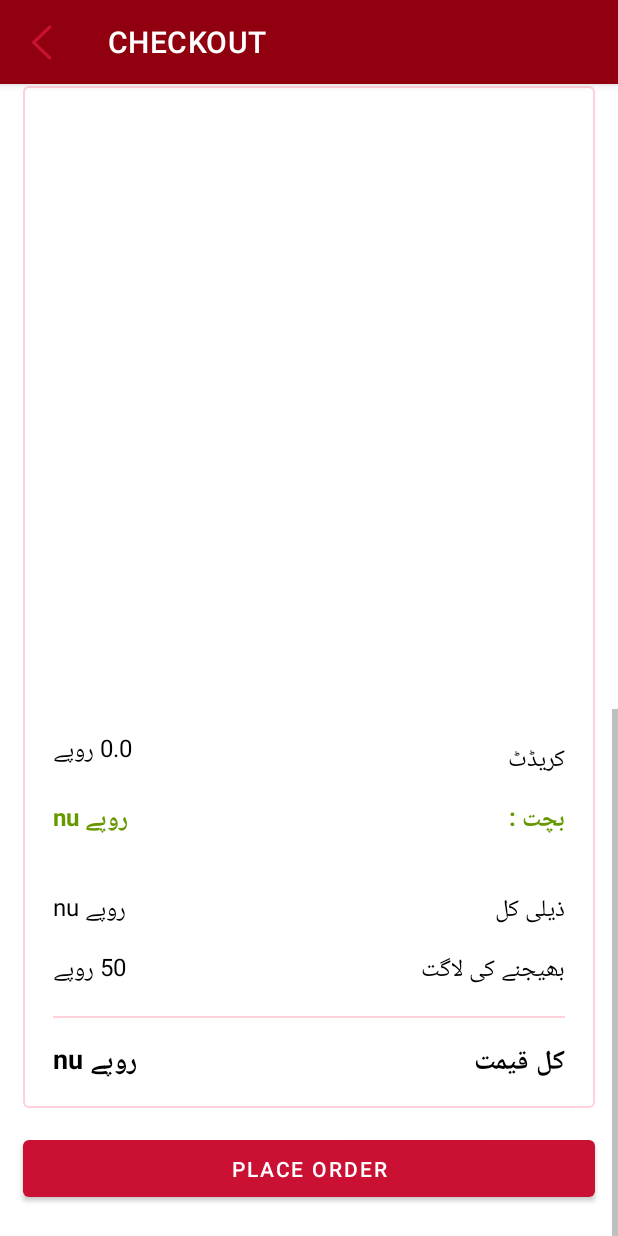
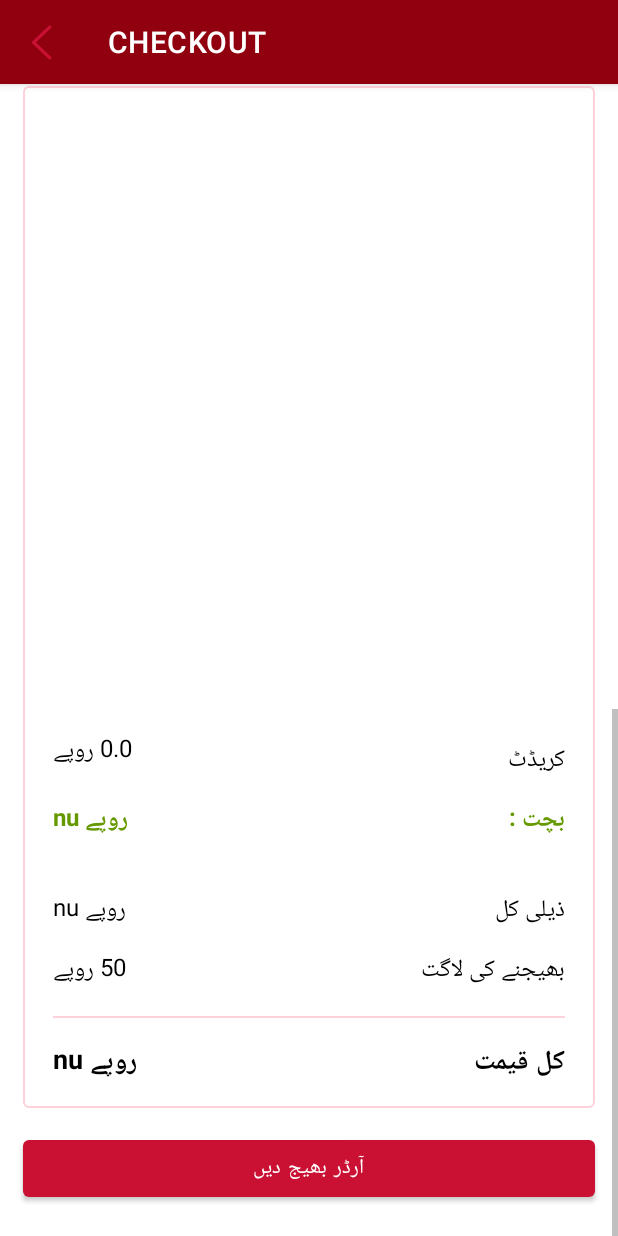
Before and after one commit to SanaIqbalDev/B2BAndroidProject, an Android app: the CheckoutFragment screen opened through its navigation route, scrolled down 1110 dp, on a phone screen of 412 x 824 dp. Run offline under Robolectric (Android 15) with nearby library versions, the phone set to English and light mode, and no system bars; our stand-ins replace Dagger/Hilt's generated code, Picasso, data binding, navigation-ui; libraries missing offline, so code that uses them is left out: com.apollographql.apollo, graphql.schema; pictures from the network do not load; 28 statements that could not run were skipped.

Commit message:
checkout completed

```diff
--- a/app/src/main/res/layout/fragment_checkout.xml
+++ b/app/src/main/res/layout/fragment_checkout.xml
@@ -1367,7 +1367,7 @@
                     android:id="@+id/btn_place_order"
                     android:layout_width="match_parent"
                     android:layout_height="50dp"
-                    android:text="Place Order"
+                    android:text="@string/place_order"
                     android:layout_marginTop="15dp"
                     android:layout_marginLeft="15dp"
                     android:layout_marginRight="15dp"
--- a/app/src/main/res/navigation/nav_graph.xml
+++ b/app/src/main/res/navigation/nav_graph.xml
@@ -61,6 +61,9 @@
         <argument
             android:name="catalogItem"
             app:argType="com.codeseven.pos.model.CatalogItem" />
+        <action
+            android:id="@+id/action_productDetailFragment_to_loginFragment"
+            app:destination="@id/loginFragment" />
 
     </fragment>
     <fragment
```
Also changed, not shown: app/src/main/java/com/codeseven/pos/ui/ProductDetailFragment.java (+26 -0 lines).
